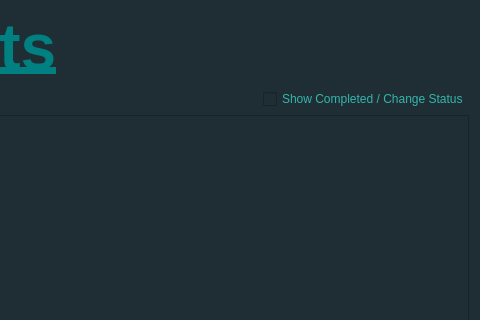
The window that src/ui/ViewProjects.ui (CanMatthewCode/ArchitectsLog) describes before a commit, drawn with Qt 5; both pictures show x 620 to 1100 and y 0 to 320 of the 1100 by 550 pixel window.
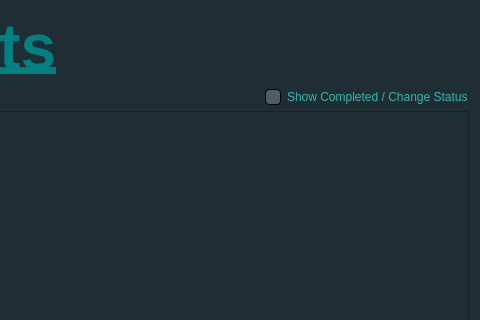
The same window after the commit.

```diff
--- a/src/ui/ViewProjects.ui
+++ b/src/ui/ViewProjects.ui
@@ -22,6 +22,11 @@
   <property name="styleSheet">
    <string notr="true">QWidget{
 	background-color: #1E2E34;
+}
+QHeaderView::section {
+    color: white;
+    background-color: #1E2E34;
+    border: 1px solid black;
 }</string>
   </property>
   <layout class="QVBoxLayout" name="verticalLayout">
@@ -58,6 +63,20 @@
      <property name="styleSheet">
       <string notr="true">QCheckBox{
 	color: #35B5AC;
+}
+QCheckBox::indicator {
+	background-color: #4F5E63;
+	border-radius: 4px;
+	border: 1px solid black;
+	width: 14px;
+	height: 14px;
+}
+QCheckBox::indicator::checked{
+	background-color: #008080;
+	border-radius: 4px;
+	border: 1px solid black;
+	width: 14px;
+	height: 14px;
 }</string>
      </property>
      <property name="text">
@@ -82,6 +101,13 @@
      <property name="styleSheet">
       <string notr="true">QTableView{
 	color: #89D5D2;
+	alternate-background-color:  #25383F;
+	gridline-color: black;
+}
+QHeaderView::section {
+    color: white;
+    background-color: #1E2E34;
+    border: 1px solid black;
 }</string>
      </property>
      <property name="alternatingRowColors">
```
